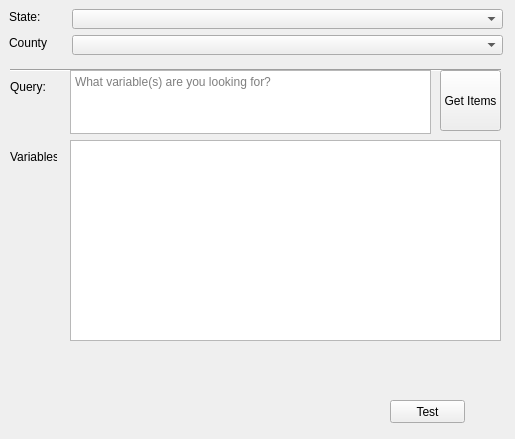
sassani/cenvis2022, file CenVis2022_dialog_base.ui: the form before one commit.
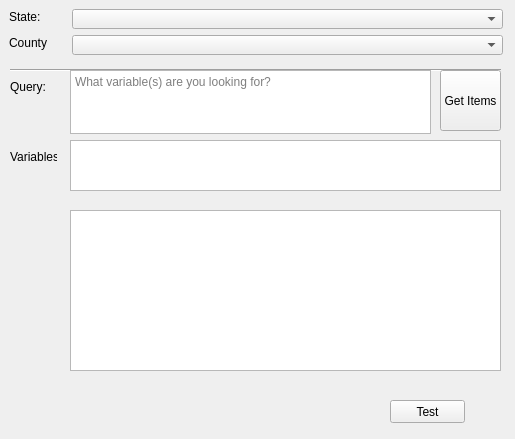
The form after the commit. Icons and pictures are not drawn.

```diff
--- a/CenVis2022_dialog_base.ui
+++ b/CenVis2022_dialog_base.ui
@@ -183,7 +183,7 @@
      <x>70</x>
      <y>140</y>
      <width>431</width>
-     <height>201</height>
+     <height>51</height>
     </rect>
    </property>
   </widget>
@@ -200,6 +200,22 @@
     <string>Get Items</string>
    </property>
   </widget>
+  <widget class="QListWidget" name="lstVariablesList">
+   <property name="geometry">
+    <rect>
+     <x>70</x>
+     <y>210</y>
+     <width>431</width>
+     <height>161</height>
+    </rect>
+   </property>
+   <property name="alternatingRowColors">
+    <bool>true</bool>
+   </property>
+   <property name="selectionMode">
+    <enum>QAbstractItemView::MultiSelection</enum>
+   </property>
+  </widget>
  </widget>
  <resources/>
  <connections/>
```
Left out of the diff: 5 changed lines with no effect on the pictures.
